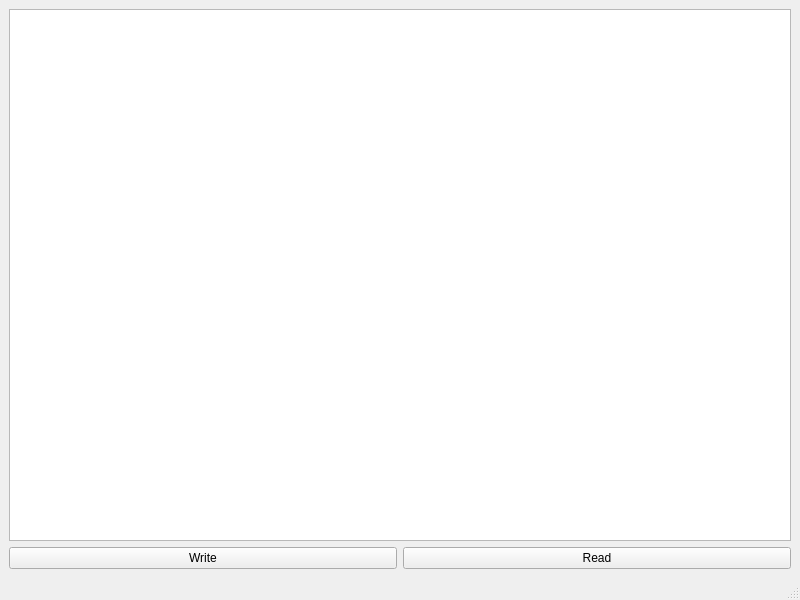
Before: the Qt Designer form Tutorial/QFileDemo/mainwindow.ui in Nakkwan/Qt, drawn with Qt 5.
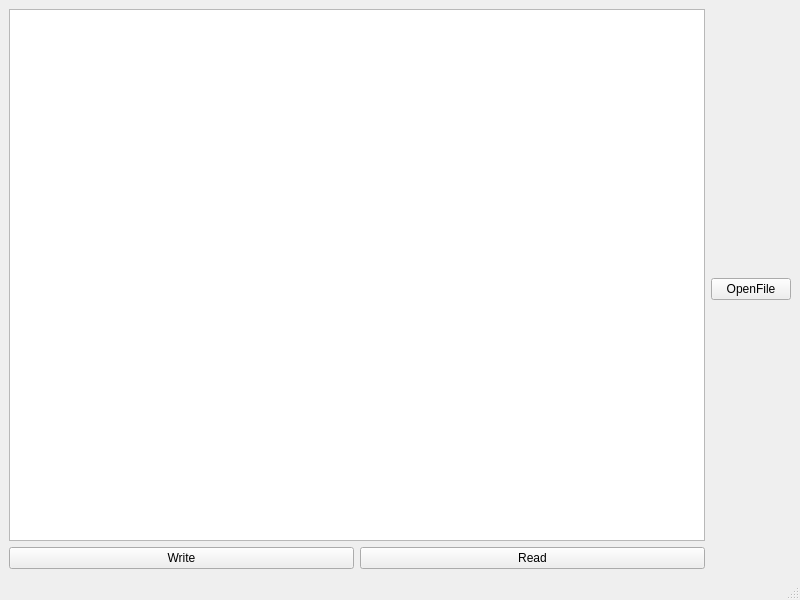
After: the same form once the commit is applied.

```diff
--- a/Tutorial/QFileDemo/mainwindow.ui
+++ b/Tutorial/QFileDemo/mainwindow.ui
@@ -16,6 +16,8 @@
   <widget class="QWidget" name="centralwidget">
    <layout class="QVBoxLayout" name="verticalLayout_2">
     <item>
+     <layout class="QHBoxLayout" name="horizontalLayout_2">
+      <item>
      <layout class="QVBoxLayout" name="verticalLayout">
       <item>
        <widget class="QPlainTextEdit" name="plainTextEdit"/>
@@ -37,6 +39,15 @@
          </widget>
         </item>
        </layout>
+        </item>
+       </layout>
+      </item>
+      <item>
+       <widget class="QPushButton" name="pushButton_3">
+        <property name="text">
+         <string>OpenFile</string>
+        </property>
+       </widget>
       </item>
      </layout>
     </item>
```
Lines whose indentation alone changed are shown as unchanged.
